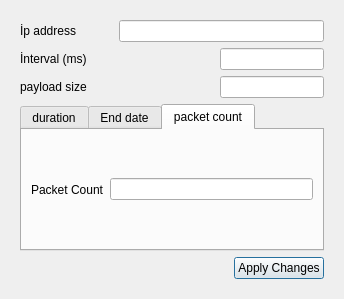
Before: the Qt Designer form QTDesigns/Change_parameters.ui in Gorkembukel/MonitorNetworkConnectivity, drawn with Qt 5.
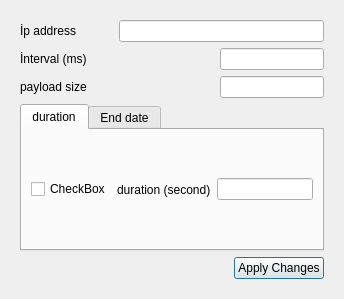
After: the same form once the commit is applied.

```diff
--- a/QTDesigns/Change_parameters.ui
+++ b/QTDesigns/Change_parameters.ui
@@ -156,7 +156,7 @@
          <bool>true</bool>
         </property>
         <property name="currentIndex">
-         <number>2</number>
+         <number>0</number>
         </property>
         <property name="documentMode">
          <bool>false</bool>
@@ -175,6 +175,13 @@
           <string>duration</string>
          </attribute>
          <layout class="QHBoxLayout" name="horizontalLayout_6">
+          <item>
+           <widget class="QCheckBox" name="checkBox_infinite">
+            <property name="text">
+             <string>CheckBox</string>
+            </property>
+           </widget>
+          </item>
           <item>
            <widget class="QLabel" name="label_4">
             <property name="text">
@@ -214,23 +221,6 @@
           </layout>
          </widget>
         </widget>
-        <widget class="QWidget" name="tab_count">
-         <attribute name="title">
-          <string>packet count</string>
-         </attribute>
-         <layout class="QHBoxLayout" name="horizontalLayout_8">
-          <item>
-           <widget class="QLabel" name="label_6">
-            <property name="text">
-             <string>Packet Count</string>
-            </property>
-           </widget>
-          </item>
-          <item>
-           <widget class="QLineEdit" name="lineEdit_packetcount"/>
-          </item>
-         </layout>
-        </widget>
        </widget>
       </item>
       <item>
```
Left out of the diff: 21 changed lines with no effect on the pictures.
